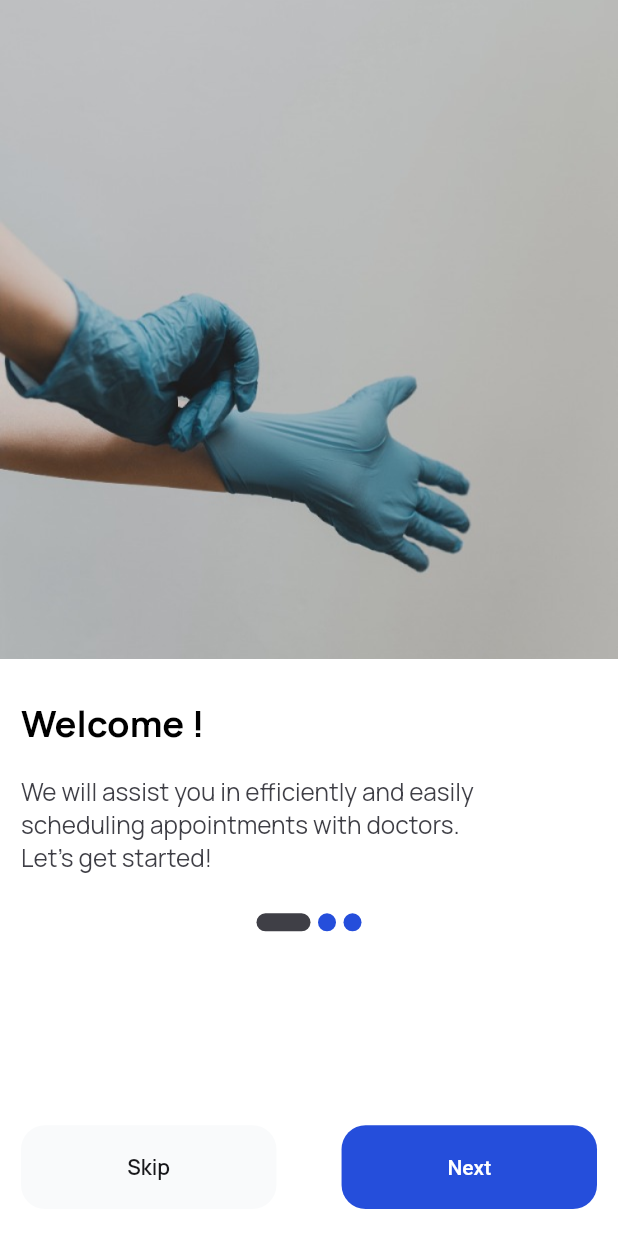
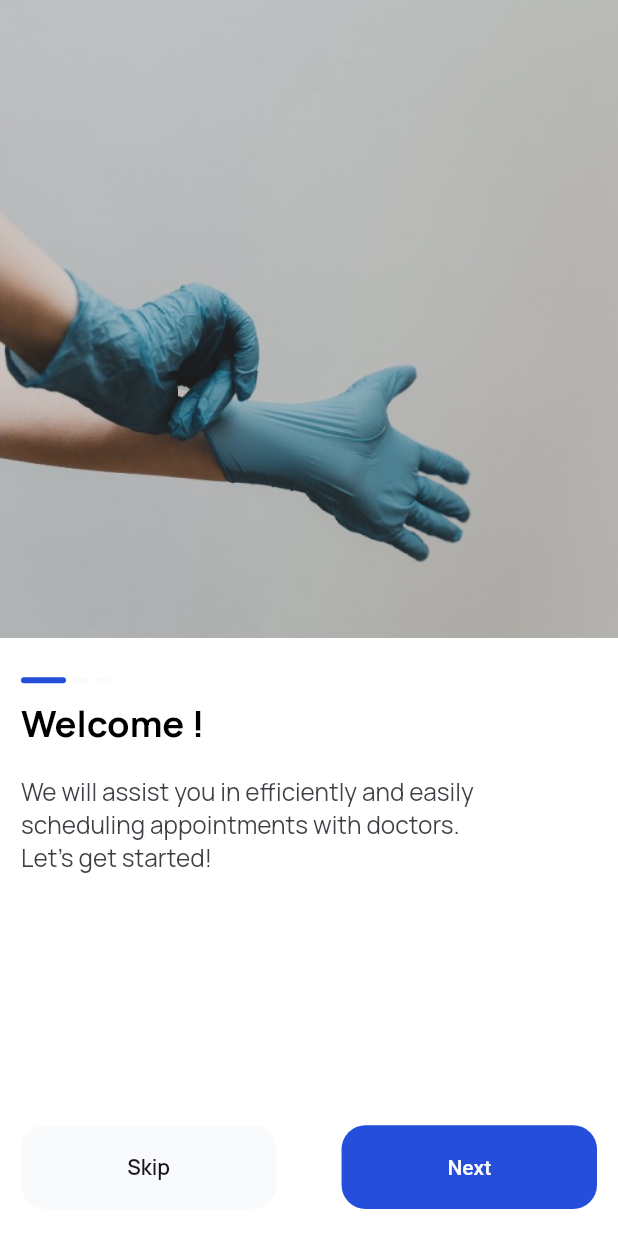
Before and after one commit to KarimSlama/si_sehat, a Flutter app: the OnBoardingScreen screen opened by its route, on a phone screen of 412 x 824 dp. Run offline on Flutter 3.47's test engine with Material 2 defaults, Android fonts, the phone set to English and light mode, and no system bars; drawn by our look-alikes of smooth_page_indicator; our stand-ins replace flutter_screenutil, flutter_svg, google_fonts.

Commit message:
some modification on boarding screen

```diff
--- a/lib/se_sehat_app.dart
+++ b/lib/se_sehat_app.dart
@@ -16,9 +16,9 @@ class AppointmentApp extends StatelessWidget {
       minTextAdapt: true,
       child: MaterialApp(
         title: 'Se Sehat App',
-        onGenerateRoute: appRouter.generateRoute,
         debugShowCheckedModeBanner: false,
         initialRoute: Routes.splashScreen,
+        onGenerateRoute: appRouter.generateRoute,
         theme: themeLight,
       ),
     );
--- a/lib/si_sehat/screens/on_boarding/on_boarding_screen.dart
+++ b/lib/si_sehat/screens/on_boarding/on_boarding_screen.dart
@@ -1,18 +1,41 @@
 import 'package:flutter/material.dart';
 import 'package:flutter_screenutil/flutter_screenutil.dart';
+import 'package:si_sehat/core/helpers/extensions.dart';
 import 'package:si_sehat/core/theming/app_colors/app_colors.dart';
 import 'package:si_sehat/core/theming/app_strings/app_string.dart';
-import 'package:si_sehat/si_sehat/screens/on_boarding/widgets/page_view_images.dart';
+import 'package:si_sehat/si_sehat/screens/on_boarding/boarding_model.dart';
+import 'package:si_sehat/si_sehat/screens/on_boarding/widgets/on_boarding_items.dart';
+import '../../../core/routing/routes.dart';
 
 class OnBoardingScreen extends StatelessWidget {
   const OnBoardingScreen({super.key});
 
   @override
   Widget build(BuildContext context) {
+    var pageController = PageController();
+    bool isLast = false;
     return Scaffold(
       body: Column(
         children: [
-          const PageViewImages(),
+          SizedBox(
+            width: double.infinity,
+            height: 600.h,
+            child: PageView.builder(
+              physics: const BouncingScrollPhysics(),
+              itemBuilder: (context, index) =>
+                  OnBoardingItems(boardingModel: boarding[index]),
+              itemCount: boarding.length,
+              onPageChanged: (value) {
+                // the state here is not active
+                if (value == boarding.length - 1) {
+                  isLast = true;
+                } else {
+                  isLast = false;
+                }
+              },
+              controller: pageController,
+            ),
+          ),
           const Spacer(),
           Padding(
             padding: const EdgeInsetsDirectional.symmetric(
@@ -20,7 +43,9 @@ class OnBoardingScreen extends StatelessWidget {
             child: Row(
               children: [
                 TextButton(
-                  onPressed: () {},
+                  onPressed: () {
+                    context.pushNamed(Routes.loginScreen);
+                  },
                   style: ButtonStyle(
                     backgroundColor: MaterialStateProperty.all(AppColors.grey),
                     tapTargetSize: MaterialTapTargetSize.shrinkWrap,
@@ -33,17 +58,16 @@ class OnBoardingScreen extends StatelessWidget {
                       ),
                     ),
                   ),
-                  child: Text(
-                    AppString.skip,
-                    style: Theme.of(context).textTheme.bodyMedium?.copyWith(
-                      color: AppColors.black,
-                      fontWeight: FontWeight.w600
-                    )
-                  ),
+                  child: Text(AppString.skip,
+                      style: Theme.of(context).textTheme.bodyMedium?.copyWith(
+                          color: AppColors.black, fontWeight: FontWeight.w600)),
                 ),
                 const Spacer(),
                 TextButton(
-                  onPressed: () {},
+                  onPressed: () {
+                    /// TODO: this is a method that save the state of the user click when click on next
+                    // submit();
+                  },
                   style: ButtonStyle(
                     backgroundColor: MaterialStateProperty.all(AppColors.blue),
                     tapTargetSize: MaterialTapTargetSize.shrinkWrap,
@@ -56,7 +80,7 @@ class OnBoardingScreen extends StatelessWidget {
                       ),
                     ),
                   ),
-                  child: Text(
+                  child: const Text(
                     AppString.next,
                     style: TextStyle(color: AppColors.white),
                   ),
--- a/lib/si_sehat/screens/on_boarding/widgets/on_boarding_items.dart
+++ b/lib/si_sehat/screens/on_boarding/widgets/on_boarding_items.dart
@@ -2,25 +2,49 @@ import 'package:flutter/material.dart';
 import 'package:flutter_screenutil/flutter_screenutil.dart';
 import 'package:si_sehat/core/theming/app_colors/app_colors.dart';
 import 'package:si_sehat/si_sehat/screens/on_boarding/boarding_model.dart';
+import 'package:smooth_page_indicator/smooth_page_indicator.dart';
 
 class OnBoardingItems extends StatelessWidget {
   final BoardingModel boardingModel;
 
   const OnBoardingItems({super.key, required this.boardingModel});
 
+  get pageController => PageController();
+
   @override
   Widget build(BuildContext context) {
     return Column(
+      crossAxisAlignment: CrossAxisAlignment.start,
       children: [
         Expanded(
-          child: Image.asset(boardingModel.image,
-              fit: BoxFit.cover, width: double.infinity,height: 500.h,),
+          child: Image.asset(
+            boardingModel.image,
+            fit: BoxFit.cover,
+            width: double.infinity,
+            height: 500.h,
+          ),
         ),
         Padding(
-          padding: const EdgeInsetsDirectional.symmetric(horizontal: 14, vertical: 26),
+          padding: const EdgeInsetsDirectional.symmetric(
+              horizontal: 14, vertical: 26),
           child: Column(
             crossAxisAlignment: CrossAxisAlignment.start,
             children: [
+              SmoothPageIndicator(
+                controller: pageController,
+                count: boarding.length,
+                effect: const ExpandingDotsEffect(
+                  dotWidth: 10.0,
+                  dotHeight: 4.0,
+                  spacing: 5.0,
+                  expansionFactor: 3.0,
+                  dotColor: AppColors.grey,
+                  activeDotColor: AppColors.blue,
+                ),
+              ),
+              SizedBox(
+                height: 10.h,
+              ),
               Text(
                 boardingModel.title,
                 style: Theme.of(context)
--- a/lib/si_sehat/screens/on_boarding/widgets/page_view_images.dart
+++ b/lib/si_sehat/screens/on_boarding/widgets/page_view_images.dart
@@ -11,35 +11,7 @@ class PageViewImages extends StatelessWidget {
   @override
   Widget build(BuildContext context) {
 
-    var pageController = PageController();
-    bool isLast = false;
-
-    return Column(
-      children: [
-        SizedBox(
-          width: double.infinity,
-          height: 600.h,
-          child: PageView.builder(
-            physics: const BouncingScrollPhysics(),
-            itemBuilder: (context, index) =>
-                OnBoardingItems(boardingModel: boarding[index]),
-            itemCount: boarding.length,
-          ),
-        ),
-        SmoothPageIndicator(
-          controller: pageController,
-          count: boarding.length,
-          effect: const ExpandingDotsEffect(
-            dotWidth: 12.0,
-            dotHeight: 12.0,
-            spacing: 5.0,
-            expansionFactor: 3.0,
-            dotColor: AppColors.blue,
-            activeDotColor: AppColors.lightBlack,
-          ),
-        ),
-      ],
-    );
+ return Placeholder();
 
   }
 }
--- a/lib/si_sehat/screens/splash/widget/splash_widget.dart
+++ b/lib/si_sehat/screens/splash/widget/splash_widget.dart
@@ -3,6 +3,7 @@ import 'package:flutter_screenutil/flutter_screenutil.dart';
 import 'package:flutter_svg/svg.dart';
 import 'package:si_sehat/core/theming/app_colors/app_colors.dart';
 import 'package:si_sehat/core/theming/app_strings/app_string.dart';
+import 'package:si_sehat/si_sehat/screens/login/login_screen.dart';
 import 'package:si_sehat/si_sehat/screens/on_boarding/on_boarding_screen.dart';
 
 class SplashWidget extends StatefulWidget {
@@ -65,7 +66,7 @@ class _SplashWidgetState extends State<SplashWidget> {
               );
             },
             pageBuilder: (context, animation, secondaryAnimation) =>
-                const OnBoardingScreen(),
+                const LoginScreen(),
           ),
           (route) => false),
     );
```
Also changed, not shown: lib/core/helpers/extensions.dart (added, +28 -0 lines).
